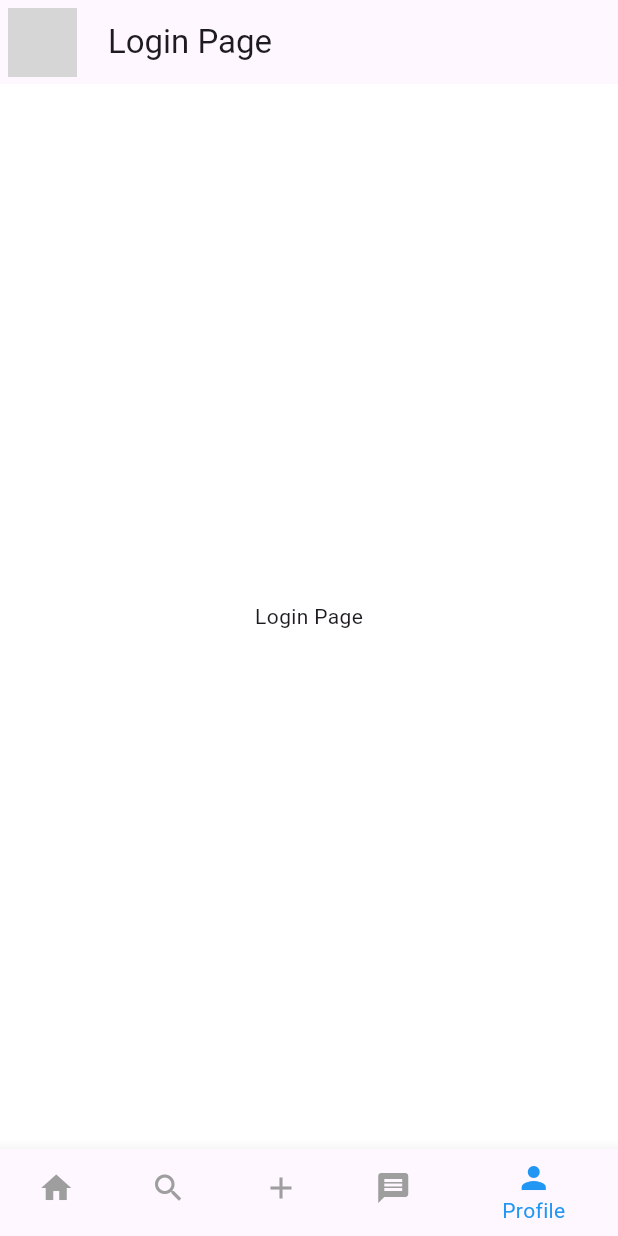
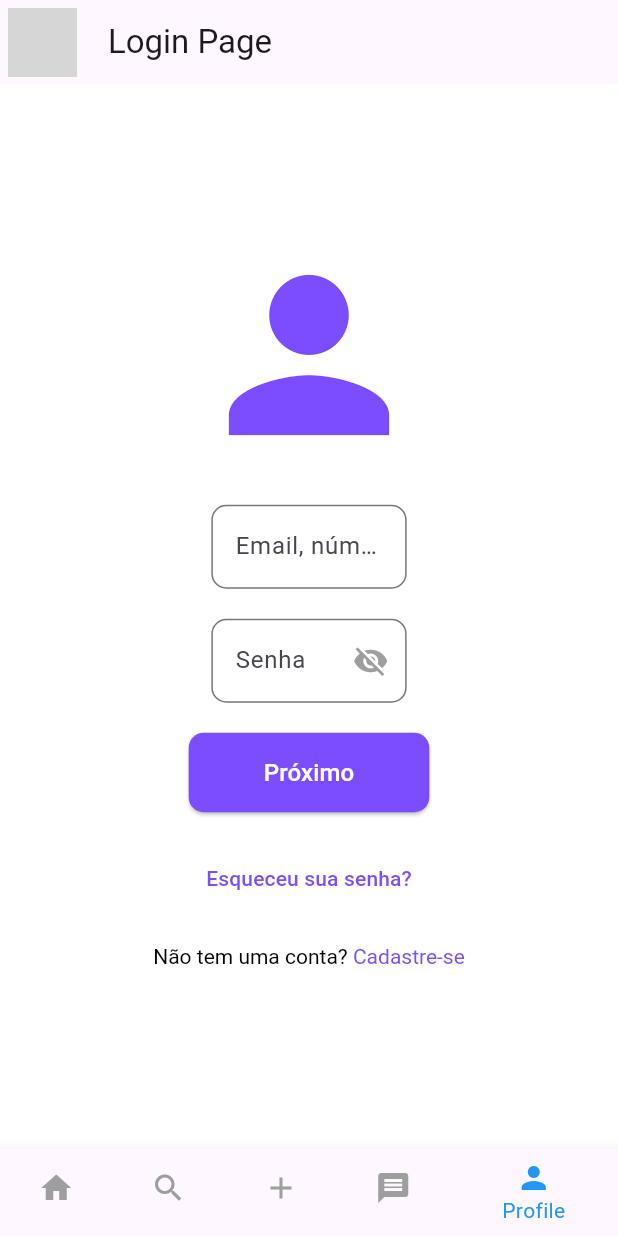
Before and after one commit to j0taaa/caps, a Flutter app: the LoginPage screen opened by its route, on a phone screen of 412 x 824 dp. Run offline on Flutter 3.47's test engine with Material 3 defaults, Android fonts, the phone set to English and light mode, and no system bars; network calls fail; grey boxes are pictures that could not be loaded.

Commit message:
commit inicial tela login

```diff
--- a/lib/pages/LoginPage.dart
+++ b/lib/pages/LoginPage.dart
@@ -1,24 +1,158 @@
 import 'package:flutter/material.dart';
+import 'package:flutter/gestures.dart'; // Import the gestures package
 import 'package:caps/components/CapsBottomNavigationBar.dart';
 import 'package:caps/components/CapsLeading.dart';
 import 'package:caps/components/CapsDrawer.dart';
+import 'RegisterPage.dart'; // Importar a página de registro
 
+class LoginPage extends StatefulWidget {
+  const LoginPage({super.key});
 
-class LoginPage extends StatelessWidget {
-  const LoginPage({super.key});
+  @override
+  State<LoginPage> createState() => _LoginPageState();
+}
+
+class _LoginPageState extends State<LoginPage> {
+  bool _isPasswordVisible = false; // Controle de visibilidade da senha
 
   @override
   Widget build(BuildContext context) {
     return Scaffold(
       appBar: AppBar(
         title: const Text('Login Page'),
-        leading: const CapsLeading()
+        leading: const CapsLeading(),
       ),
       drawer: const CapsDrawer(),
-      body: const Center(
-        child: Text("Login Page")
+      body: Center(
+        child: SingleChildScrollView(
+          child: Padding(
+            padding: const EdgeInsets.symmetric(
+                horizontal: 20), // Padding lateral para telas menores
+            child: Column(
+              mainAxisAlignment:
+                  MainAxisAlignment.center, // Centraliza verticalmente
+              crossAxisAlignment:
+                  CrossAxisAlignment.center, // Centraliza horizontalmente
+              children: [
+                const Icon(
+                  Icons
+                      .person, // Ícone temporário, substitua pelo ícone do seu app
+                  size: 160,
+                  color: Colors.deepPurpleAccent,
+                ),
+                const SizedBox(height: 20),
+                _buildTextField('Email, número ou nome de usuário'),
+                const SizedBox(height: 20),
+                _buildPasswordField('Senha'),
+                const SizedBox(height: 20),
+                _buildNextButton(context),
+                const SizedBox(height: 20),
+                _buildForgotPassword('Esqueceu sua senha?'),
+                const SizedBox(height: 20),
+                _buildSignUp('Não tem uma conta? ', 'Cadastre-se'),
+                const SizedBox(height: 20),
+              ],
+            ),
+          ),
+        ),
       ),
       bottomNavigationBar: const CapsBottomNavigationBar(currentIndex: 4),
     );
   }
+
+  Widget _buildForgotPassword(String hintText) {
+    return TextButton(
+      onPressed: () {
+        // Ação para o botão Esqueceu sua senha
+      },
+      child: Text(hintText, style: const TextStyle(color: Colors.deepPurpleAccent)),
+    );
+  }
+
+  Widget _buildSignUp(String hintText, String buttonText) {
+    return RichText(
+      text: TextSpan(
+        text: hintText,
+        style: const TextStyle(color: Colors.black),
+        children: [
+          TextSpan(
+            text: buttonText,
+            style: const TextStyle(color: Colors.deepPurpleAccent),
+            recognizer: TapGestureRecognizer()
+              ..onTap = () {
+                Navigator.push(
+                  context,
+                  MaterialPageRoute(
+                    builder: (context) => const RegisterPage(),
+                  ),
+                );
+              },
+          ),
+        ],
+      ),
+    );
+  }
+
+  // Função para criar o TextField de email/nome de usuário
+  Widget _buildTextField(String hintText) {
+    return FractionallySizedBox(
+      widthFactor: 0.35, // 35% of the viewport width
+      child: TextField(
+        decoration: InputDecoration(
+          hintText: hintText,
+          border: OutlineInputBorder(
+            borderRadius: BorderRadius.circular(10.0),
+          ),
+        ),
+      ),
+    );
+  }
+
+  // Função para criar o campo de senha com botão para mostrar/ocultar senha
+  Widget _buildPasswordField(String hintText) {
+    return FractionallySizedBox(
+      widthFactor: 0.35, // 35% of the viewport width
+      child: TextField(
+        obscureText: !_isPasswordVisible, // Mostrar/ocultar senha
+        decoration: InputDecoration(
+          hintText: hintText,
+          border: OutlineInputBorder(
+            borderRadius: BorderRadius.circular(10.0),
+          ),
+          suffixIcon: IconButton(
+            icon: Icon(
+              _isPasswordVisible ? Icons.visibility : Icons.visibility_off,
+              color: Colors.grey,
+            ),
+            onPressed: () {
+              setState(() {
+                _isPasswordVisible = !_isPasswordVisible;
+              });
+            },
+          ),
+        ),
+      ),
+    );
+  }
+
+  // Função para criar o botão de Próximo
+  Widget _buildNextButton(BuildContext context) {
+    return ElevatedButton(
+      onPressed: () {
+        // Ação do botão Próximo
+      },
+      style: ElevatedButton.styleFrom(
+        padding: const EdgeInsets.symmetric(vertical: 15, horizontal: 50),
+        shape: RoundedRectangleBorder(
+          borderRadius: BorderRadius.circular(10.0),
+        ),
+        backgroundColor: Colors.deepPurpleAccent, // Cor baseada na imagem
+      ),
+      child: const Text(
+        'Próximo',
+        style: TextStyle(fontSize: 16, color: Colors.white), // Texto branco
+      ),
+    );
+  }
+
 }
```
